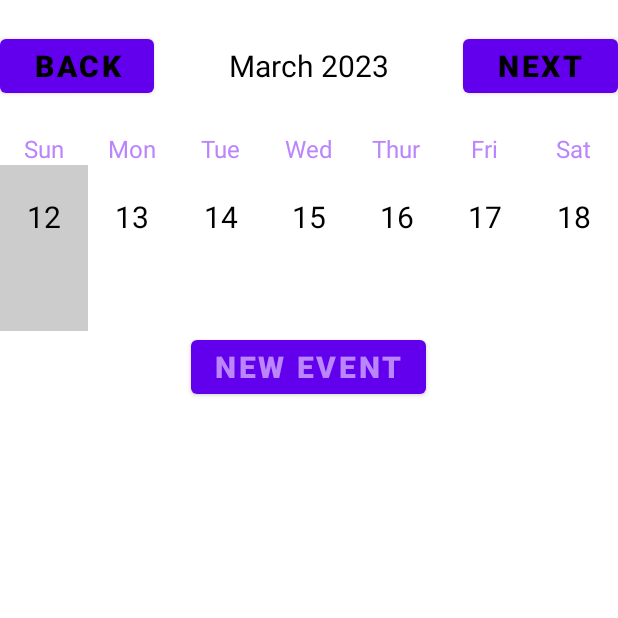
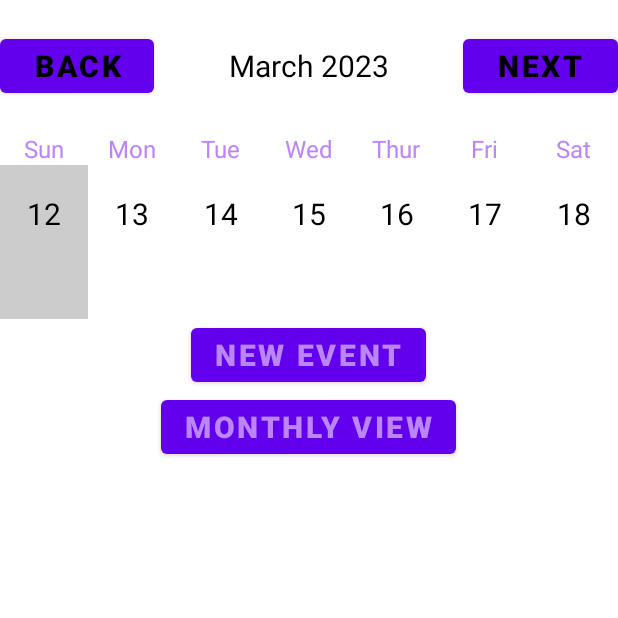
Before and after one commit to darriusjackson/LLAndroid, an Android app: the WeekView screen opened directly, with no data from a screen before it, on a phone screen of 412 x 824 dp, the top half of it. Run offline under Robolectric (Android 15) with nearby library versions, the phone set to English and light mode, and no system bars.

Commit message:
UI designs from Android Studio

```diff
--- a/app/src/main/java/com/example/llandroid/MainActivity.java
+++ b/app/src/main/java/com/example/llandroid/MainActivity.java
@@ -18,7 +18,7 @@ public class MainActivity extends AppCompatActivity {
         h.postDelayed(new Runnable() {
             @Override
             public void run() {
-                Intent i = new Intent(MainActivity.this,SettingsActivity.class);
+                Intent i = new Intent(MainActivity.this,SplashScreen.class);
                 startActivity(i);
                 finish();
 
--- a/app/src/main/java/com/example/llandroid/SettingsActivity.java
+++ b/app/src/main/java/com/example/llandroid/SettingsActivity.java
@@ -122,7 +122,7 @@ public class SettingsActivity extends AppCompatActivity
             aboutID.setTextColor(white);
             versionID.setTextColor(white);
             themeTV.setTextColor(white);
-            themeTV.setText("Dark");
+            themeTV.setText("Dark Mode");
             parentView.setBackgroundColor(black);
             themeSwitch.setChecked(true);
         }
@@ -132,7 +132,7 @@ public class SettingsActivity extends AppCompatActivity
             versionID.setTextColor(black);
             titleTV.setTextColor(black);
             themeTV.setTextColor(black);
-            themeTV.setText("Light");
+            themeTV.setText("Light Mode");
             parentView.setBackgroundColor(white);
             themeSwitch.setChecked(false);
         }
--- a/app/src/main/java/com/example/llandroid/WeekView.java
+++ b/app/src/main/java/com/example/llandroid/WeekView.java
@@ -99,5 +99,10 @@ public class WeekView extends AppCompatActivity implements CalWeekAdapter.OnItem
         startActivity(new Intent(WeekView.this, EventEdit.class));
     }
 
+    // takes the user back to the monthly view
+    public void monthlyViewAction(View view)
+    {
+        startActivity(new Intent(WeekView.this, Calendar.class));
+    }
 
 }
--- a/app/src/main/res/layout/activity_settings.xml
+++ b/app/src/main/res/layout/activity_settings.xml
@@ -26,7 +26,7 @@
         android:id="@+id/themeTV"
         android:layout_width="wrap_content"
         android:layout_height="wrap_content"
-        android:text="Light"
+        android:text="Light Mode"
         android:textColor="@color/black"
         android:textSize="20sp"
         android:layout_marginTop="30dp"
--- a/app/src/main/res/layout/activity_weekview.xml
+++ b/app/src/main/res/layout/activity_weekview.xml
@@ -138,6 +138,17 @@
         android:layout_gravity="center"
         android:textSize="20sp"/>
 
+    <Button
+        android:layout_width="wrap_content"
+        android:layout_height="wrap_content"
+        android:text="Monthly View"
+        android:textColor="@color/purple_200"
+        android:background="@null"
+        android:textStyle="bold"
+        android:onClick="monthlyViewAction"
+        android:layout_gravity="center"
+        android:textSize="20sp"/>
+
     <ListView
         android:id="@+id/eventListView"
         android:layout_width="match_parent"
```
